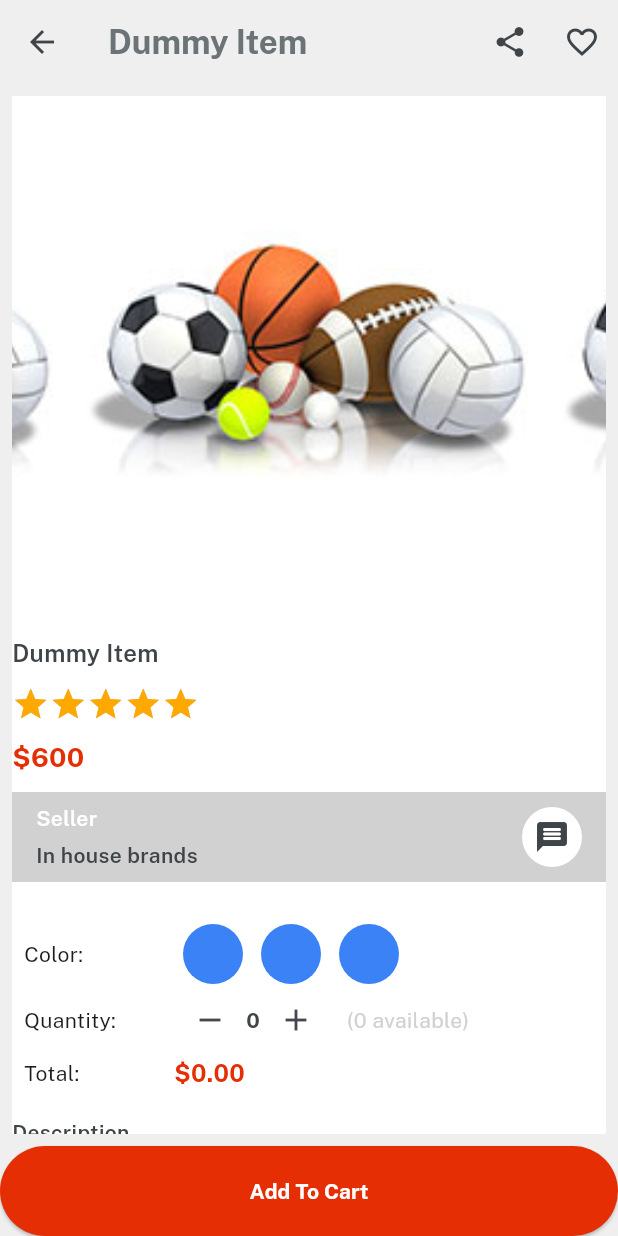
After one commit to Aak172003/flutter-emart, a Flutter app: the ItemDetails screen opened directly, on a phone screen of 412 x 824 dp. The commit adds this screen. Run offline on Flutter 3.47's test engine with Material 3 defaults, Android fonts, the phone set to English and light mode, and no system bars; drawn by our look-alikes of velocity_x; our stand-ins replace get.

Commit message:
design-item-details-page

```diff
--- a/lib/consts/lists.dart
+++ b/lib/consts/lists.dart
@@ -28,3 +28,11 @@ const categoriesImages = [
   imgFc8,
   imgFc9,
 ];
+
+const itemsDetailsButtonList = [
+  video,
+  reviews,
+  sellerPolicy,
+  returnPolicy,
+  supportPolicy,
+];
--- a/lib/consts/strings.dart
+++ b/lib/consts/strings.dart
@@ -61,3 +61,9 @@ const womenCloathing = "Women Clothing",
     cellPhone = "Cell Phones & Tabs",
     furniture = "Furniture",
     mensClothingFashion = "Mens Clothing & Fashion";
+
+const video = "Video",
+    reviews = "Reviews",
+    sellerPolicy = "Seller Policy",
+    returnPolicy = "Return Policy",
+    supportPolicy = "Support Policy";
--- a/lib/main.dart
+++ b/lib/main.dart
@@ -19,7 +19,12 @@ class MyApp extends StatelessWidget {
       title: appname,
       theme: ThemeData(
         scaffoldBackgroundColor: Colors.transparent,
-        appBarTheme: const AppBarTheme(backgroundColor: Colors.transparent),
+        appBarTheme: const AppBarTheme(
+          backgroundColor: Colors.transparent,
+
+          // to set app bar theme
+          iconTheme: IconThemeData(color: darkFontGrey),
+        ),
         fontFamily: regular,
       ),
       home: const SplashScreen(),
--- a/lib/views/category_screen/category_details.dart
+++ b/lib/views/category_screen/category_details.dart
@@ -1,4 +1,5 @@
 import 'package:emart_app/consts/consts.dart';
+import 'package:emart_app/views/category_screen/item_details.dart';
 import 'package:emart_app/widgets_common/bg_widget.dart';
 
 class CategoryDetails extends StatelessWidget {
@@ -75,7 +76,12 @@ class CategoryDetails extends StatelessWidget {
                           .roundedSM
                           .outerShadowSm
                           .padding(EdgeInsets.all(12))
-                          .make();
+                          .make()
+                          .onTap(() {
+                            Get.to(
+                              () => const ItemDetails(title: "Dummy Item"),
+                            );
+                          });
                     },
                   ),
                 ),
--- /dev/null
+++ b/lib/views/category_screen/item_details.dart
@@ -0,0 +1,266 @@
+import 'package:emart_app/consts/consts.dart';
+import 'package:emart_app/widgets_common/custom_button_widget.dart';
+
+class ItemDetails extends StatelessWidget {
+  final String? title;
+  const ItemDetails({super.key, required this.title});
+
+  @override
+  Widget build(BuildContext context) {
+    return Scaffold(
+      backgroundColor: lightGrey,
+      appBar: AppBar(
+        title: title!.text.color(fontGrey).fontFamily(bold).make(),
+        actions: [
+          IconButton(onPressed: () {}, icon: const Icon(Icons.share)),
+          IconButton(
+            onPressed: () {},
+            icon: const Icon(Icons.favorite_outline),
+          ),
+        ],
+      ),
+      body: Column(
+        children: [
+          Expanded(
+            child: Padding(
+              padding: const EdgeInsets.all(8),
+              child: SingleChildScrollView(
+                child: Column(
+                  crossAxisAlignment: CrossAxisAlignment.start,
+                  children: [
+                    // Swiper section
+                    VxSwiper.builder(
+                      autoPlay: true,
+                      height: 350,
+                      aspectRatio: 16 / 9,
+                      itemCount: 3,
+                      itemBuilder: (context, index) {
+                        return Image.asset(
+                          imgFc5,
+                          width: double.infinity,
+                          fit: BoxFit.cover,
+                        );
+                      },
+                    ),
+                    10.heightBox,
+
+                    // title and details
+                    title!.text
+                        .size(16)
+                        .color(darkFontGrey)
+                        .fontFamily(semibold)
+                        .make(),
+
+                    10.heightBox,
+                    // rating
+                    VxRating(
+                      onRatingUpdate: (value) {},
+                      normalColor: textfieldGrey,
+                      selectionColor: golden,
+                      count: 5,
+                      size: 25,
+                      stepInt: true,
+                    ),
+
+                    10.heightBox,
+                    "\$600".text
+                        .color(redColor)
+                        .fontFamily(bold)
+                        .size(18)
+                        .make(),
+
+                    10.heightBox,
+
+                    Row(
+                          children: [
+                            Expanded(
+                              child: Column(
+                                mainAxisAlignment: MainAxisAlignment.center,
+                                crossAxisAlignment: CrossAxisAlignment.start,
+                                children: [
+                                  "Seller".text.white
+                                      .fontFamily(semibold)
+                                      .make(),
+                                  5.heightBox,
+                                  "In house brands".text
+                                      .fontFamily(semibold)
+                                      .color(darkFontGrey)
+                                      .make(),
+                                ],
+                              ),
+                            ),
+                            const CircleAvatar(
+                              backgroundColor: whiteColor,
+                              child: Icon(
+                                Icons.message_rounded,
+                                color: darkFontGrey,
+                              ),
+                            ),
+                          ],
+                        ).box
+                        .height(60)
+                        .padding(EdgeInsets.symmetric(horizontal: 16))
+                        .color(textfieldGrey)
+                        .make(),
+
+                    // color section
+                    20.heightBox,
+
+                    Column(
+                      children: [
+                        Row(
+                          children: [
+                            SizedBox(width: 100, child: "Color: ".text.make()),
+                            Row(
+                              children: List.generate(
+                                3,
+                                (index) => VxBox()
+                                    .size(40, 40)
+                                    .roundedFull
+                                    .color(Vx.randomPrimaryColor)
+                                    .margin(EdgeInsets.symmetric(horizontal: 6))
+                                    .make(),
+                              ),
+                            ),
+                          ],
+                        ),
+
+                        // Quantity row
+                        Row(
+                          children: [
+                            SizedBox(
+                              width: 100,
+                              child: "Quantity: ".text.make(),
+                            ),
+                            Row(
+                              children: [
+                                IconButton(
+                                  onPressed: () {},
+                                  icon: Icon(Icons.remove),
+                                ),
+
+                                "0".text
+                                    .fontFamily(bold)
+                                    .color(darkFontGrey)
+                                    .make(),
+                                IconButton(
+                                  onPressed: () {},
+                                  icon: Icon(Icons.add),
+                                ),
+
+                                10.widthBox,
+                                "(0 available)".text
+                                    .color(textfieldGrey)
+                                    .make(),
+                              ],
+                            ),
+                          ],
+                        ),
+
+                        //Price
+                        Row(
+                          children: [
+                            SizedBox(width: 100, child: "Total: ".text.make()),
+                            "\$0.00".text
+                                .color(redColor)
+                                .size(16)
+                                .fontFamily(bold)
+                                .make(),
+                          ],
+                        ),
+                      ],
+                    ).box.padding(const EdgeInsets.all(8)).make(),
+
+                    // Dsexcription Section
+                    10.heightBox,
+                    "Description".text
+                        .color(darkFontGrey)
+                        .fontFamily(semibold)
+                        .make(),
+                    10.heightBox,
+                    "This is dummy item and dummy description here ...".text
+                        .color(darkFontGrey)
+                        .make(),
+
+                    // Button Section
+                    ListView(
+                      physics: NeverScrollableScrollPhysics(),
+                      shrinkWrap: true,
+                      children: List.generate(
+                        itemsDetailsButtonList.length,
+                        (index) => ListTile(
+                          title: itemsDetailsButtonList[index].text
+                              .fontFamily(semibold)
+                              .color(darkFontGrey)
+                              .make(),
+
+                          trailing: const Icon(Icons.arrow_forward),
+                        ),
+                      ),
+                    ),
+
+                    "Product you may also like".text
+                        .fontFamily(bold)
+                        .size(16)
+                        .color(darkFontGrey)
+                        .make(),
+
+                    // 10.heightBox,
+
+                    SingleChildScrollView(
+                      scrollDirection: Axis.horizontal,
+                      child: Row(
+                        children: List.generate(
+                          6,
+                          (index) =>
+                              Column(
+                                    crossAxisAlignment:
+                                        CrossAxisAlignment.start,
+                                    children: [
+                                      Image.asset(
+                                        imgP1,
+                                        width: 150,
+                                        fit: BoxFit.cover,
+                                      ),
+                                      10.heightBox,
+                                      "Laptop 4GB/64GB".text
+                                          .fontFamily(semibold)
+                                          .color(darkFontGrey)
+                                          .make(),
+                                      10.heightBox,
+                                      "\$600".text
+                                          .color(redColor)
+                                          .fontFamily(bold)
+                                          .size(16)
+                                          .make(),
+                                    ],
+                                  ).box.white
+                                  .margin(EdgeInsets.symmetric(horizontal: 5))
+                                  .roundedSM
+                                  .padding(EdgeInsets.all(8))
+                                  .make(),
+                        ),
+                      ),
+                    ),
+                  ],
+                ).box.white.shadowSm.make(),
+              ),
+            ),
+          ),
+
+          SizedBox(
+            width: double.infinity,
+            height: 60,
+
+            child: customButton(
+              color: redColor,
+              onPress: () {},
+              textColor: whiteColor,
+              title: "Add To Cart",
+            ),
+          ),
+        ],
+      ),
+    );
+  }
+}
```
